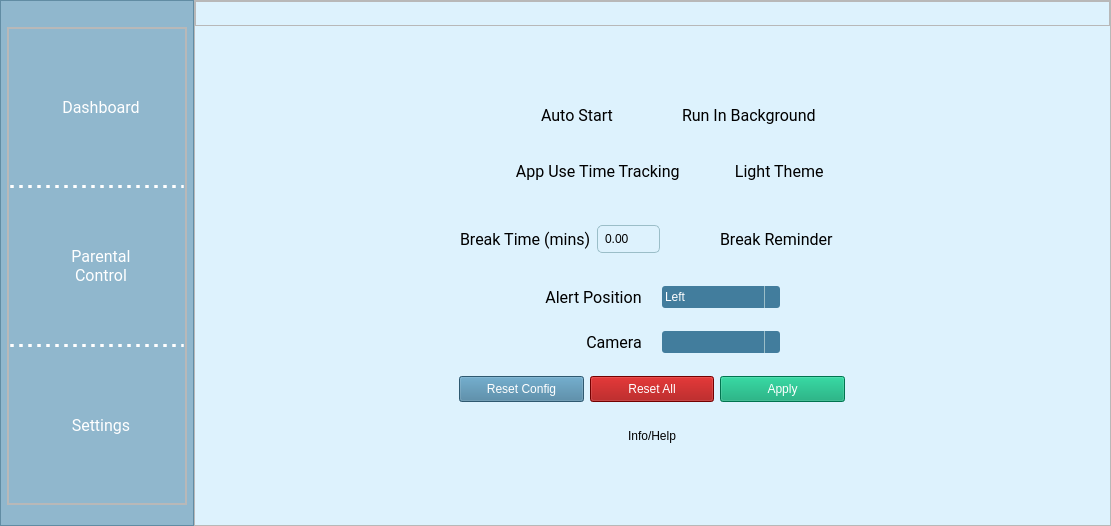
First picture: the form in Designer/MainWindow.ui, repository Soon156/AlignPosition, before the edit.
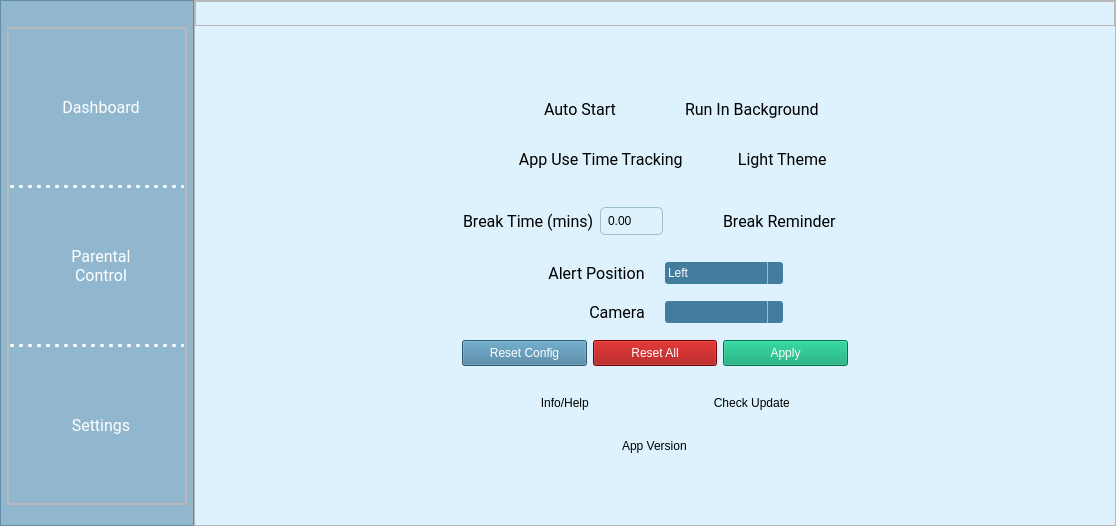
Second picture: the form after the edit. Icons and pictures are not drawn.

Patch:
```diff
--- a/Designer/MainWindow.ui
+++ b/Designer/MainWindow.ui
@@ -6,7 +6,7 @@
    <rect>
     <x>0</x>
     <y>0</y>
-    <width>1111</width>
+    <width>1116</width>
     <height>526</height>
    </rect>
   </property>
@@ -2005,29 +2005,14 @@
                 <property name="frameShadow">
                  <enum>QFrame::Raised</enum>
                 </property>
-                <layout class="QHBoxLayout" name="horizontalLayout_13">
-                 <property name="spacing">
-                  <number>0</number>
-                 </property>
-                 <property name="leftMargin">
-                  <number>0</number>
-                 </property>
-                 <property name="topMargin">
-                  <number>0</number>
-                 </property>
-                 <property name="rightMargin">
-                  <number>0</number>
-                 </property>
-                 <property name="bottomMargin">
-                  <number>0</number>
-                 </property>
-                 <item alignment="Qt::AlignHCenter">
+                <layout class="QHBoxLayout" name="horizontalLayout_12">
+                 <item>
                   <widget class="QPushButton" name="web_btn">
                    <property name="styleSheet">
                     <string notr="true">color:black;</string>
                    </property>
                    <property name="text">
-                    <string>Info/Help</string>
+                    <string>  Info/Help</string>
                    </property>
                    <property name="icon">
                     <iconset resource="resource.qrc">
@@ -2038,9 +2023,39 @@
                    </property>
                   </widget>
                  </item>
+                 <item>
+                  <widget class="QPushButton" name="update_btn">
+                   <property name="styleSheet">
+                    <string notr="true">color:black;</string>
+                   </property>
+                   <property name="text">
+                    <string>  Check Update</string>
+                   </property>
+                   <property name="icon">
+                    <iconset resource="resource.qrc">
+                     <normaloff>:/icon/icons8-question-48.png</normaloff>:/icon/icons8-question-48.png</iconset>
+                   </property>
+                   <property name="flat">
+                    <bool>true</bool>
+                   </property>
+                  </widget>
+                 </item>
                 </layout>
                </widget>
               </item>
+              <item alignment="Qt::AlignHCenter">
+               <widget class="QLabel" name="app_ver_label">
+                <property name="sizePolicy">
+                 <sizepolicy hsizetype="Preferred" vsizetype="Fixed">
+                  <horstretch>0</horstretch>
+                  <verstretch>0</verstretch>
+                 </sizepolicy>
+                </property>
+                <property name="text">
+                 <string>App Version</string>
+                </property>
+               </widget>
+              </item>
              </layout>
             </widget>
            </item>
```
